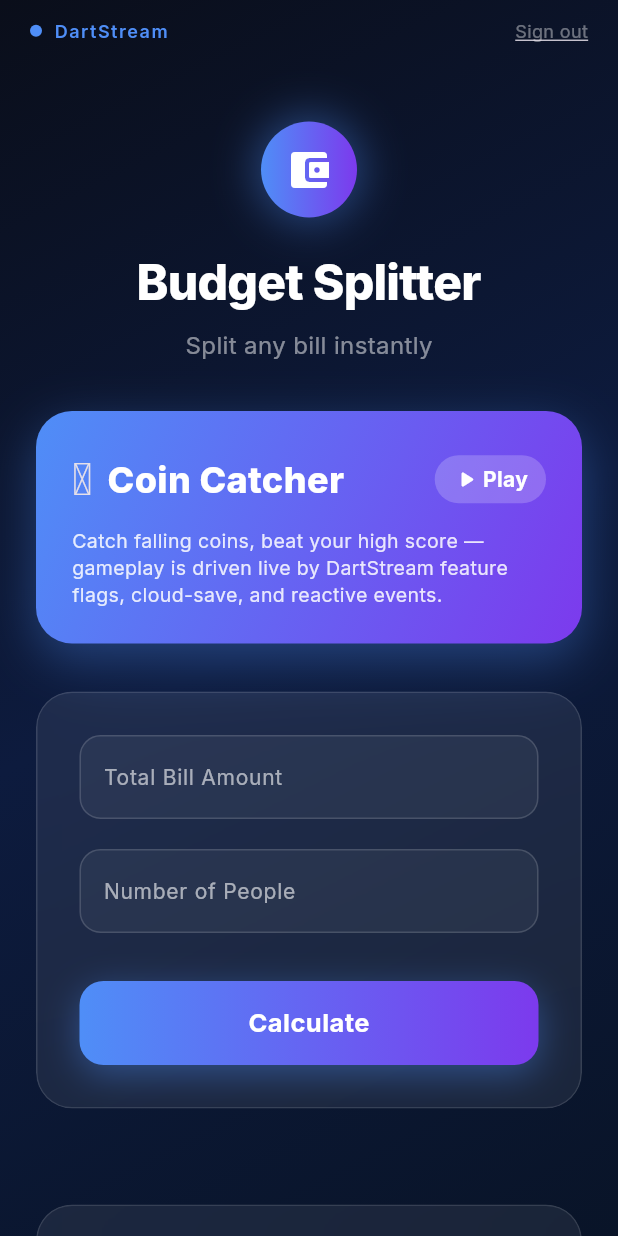
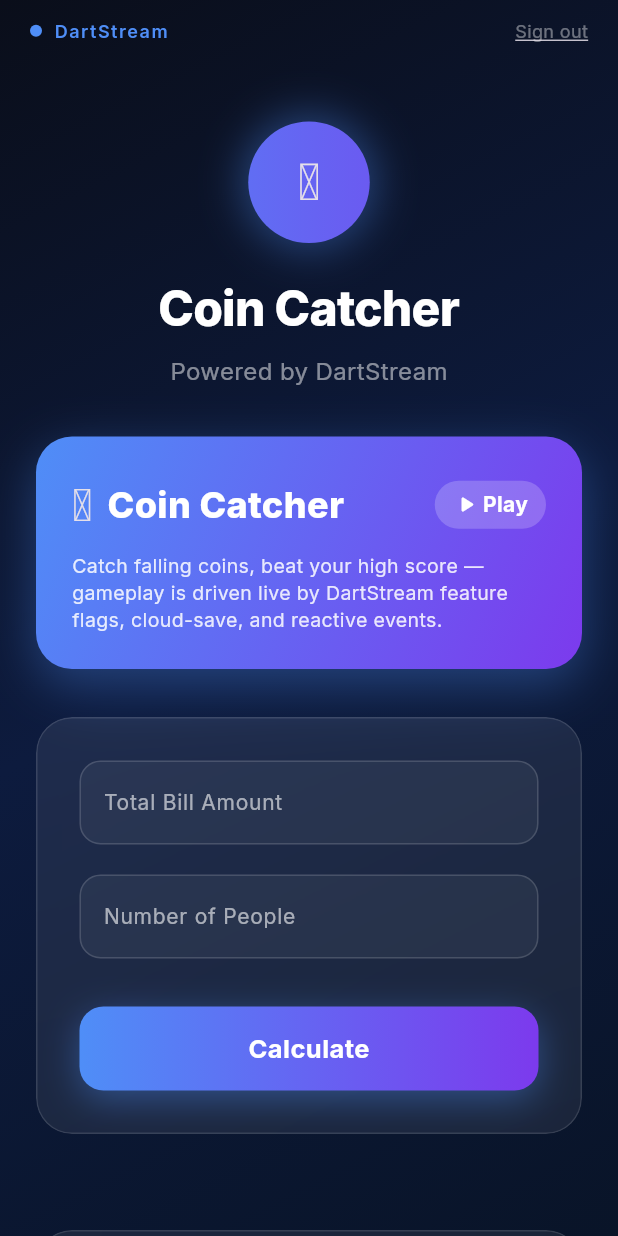
Before and after one commit to FahadNafeesAhmed/fintech-budget-splitter, a Flutter app: the HomeScreen screen opened directly with empty values, on a phone screen of 412 x 824 dp. Run offline on Flutter 3.47's test engine with Material 3 defaults, Android fonts, the phone set to English and light mode, and no system bars; our stand-ins replace google_fonts; missing offline and left inert: dartstream_client; network calls fail.

Commit message:
feat(ui): rebrand home header to Coin Catcher, drop Budget Splitter naming

```diff
--- a/frontend/lib/config.dart
+++ b/frontend/lib/config.dart
@@ -1,4 +1,4 @@
-/// App config for the FinTech Budget Splitter.
+/// App config for the Coin Catcher DartStream sample app.
 ///
 /// Service hosts (ds-auth / ds-platform / ds-experience / ds-reactive /
 /// ds-persistence) are no longer hard-coded here — `dartstream_client`
@@ -24,7 +24,7 @@
   /// Whether a key was actually injected; the login flow surfaces this.
   static bool get hasFirebaseApiKey => firebaseApiKey.isNotEmpty;
 
-  /// FinTech app project scoping for the DartStream experience layer.
+  /// Project scoping for the DartStream experience layer.
   /// Note: the SDK is configured for `DartStreamConfig.dev()` in session.dart,
   /// so the environment label here must match (dev hosts → `development`).
   static const projectId = 'fintech-budget-splitter';
--- a/frontend/lib/screens/home_screen.dart
+++ b/frontend/lib/screens/home_screen.dart
@@ -388,12 +388,13 @@
               ),
             ],
           ),
-          child: const Icon(Icons.account_balance_wallet_rounded,
-              color: Colors.white, size: 32),
+          child: const Center(
+            child: Text('🪙', style: TextStyle(fontSize: 34)),
+          ),
         ),
         const SizedBox(height: 20),
         Text(
-          'Budget Splitter',
+          'Coin Catcher',
           style: GoogleFonts.inter(
             fontSize: 32,
             fontWeight: FontWeight.w800,
@@ -403,7 +404,7 @@
         ),
         const SizedBox(height: 8),
         Text(
-          'Split any bill instantly',
+          'Powered by DartStream',
           style: GoogleFonts.inter(
             fontSize: 16,
             color: Colors.white.withValues(alpha: 0.5),
```
